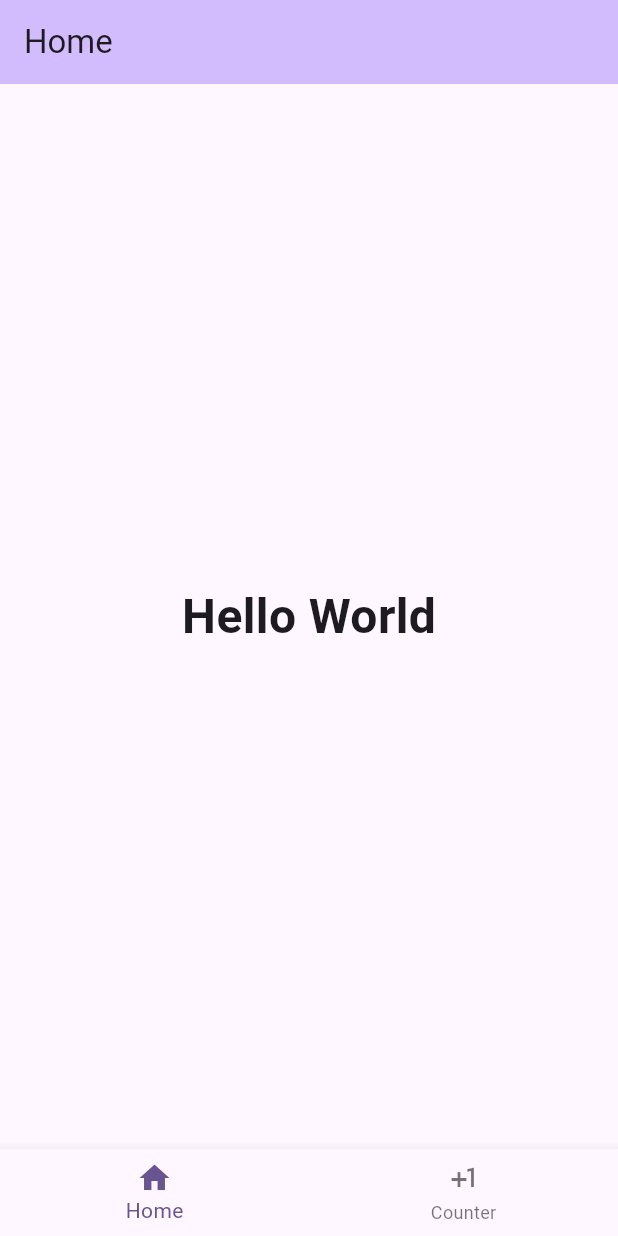
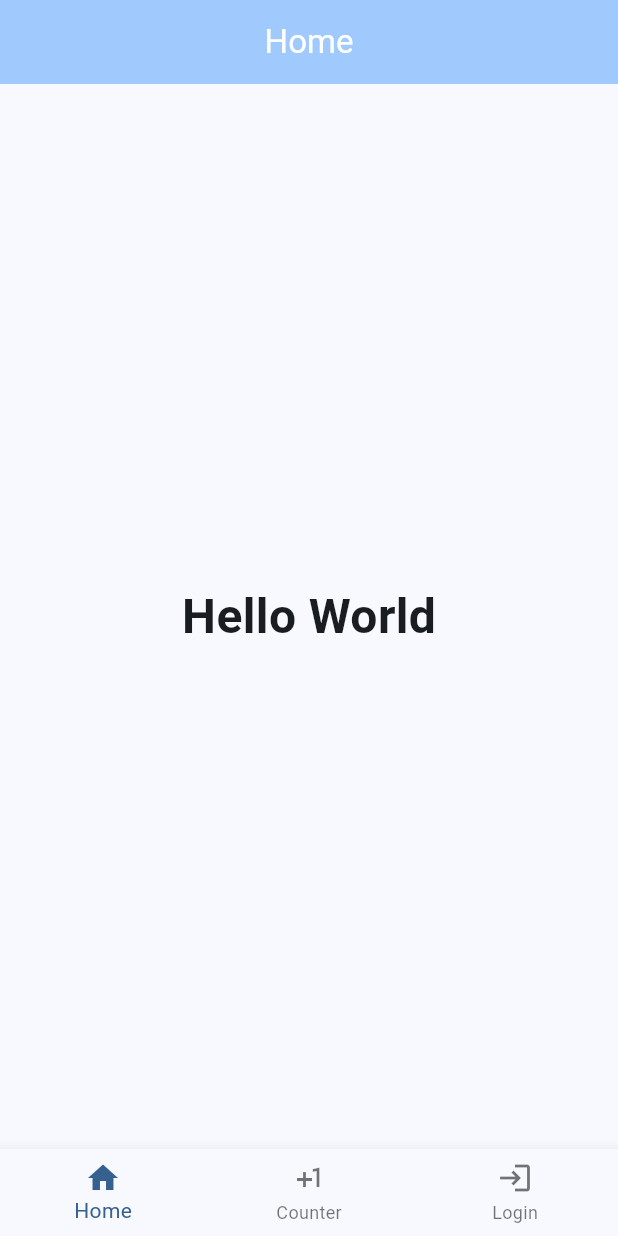
Before and after one commit to EliotAmn/Epitech-AREA, a Flutter app: the screen it shows after launch, on a phone screen of 412 x 824 dp. Run offline on Flutter 3.47's test engine with Material 3 defaults, Android fonts, the light colour scheme and no system bars.

Commit message:
feat(mobile): authentication screens (Login & Register) (Front only) (#87)

```diff
--- a/mobile/lib/main.dart
+++ b/mobile/lib/main.dart
@@ -1,6 +1,8 @@
 import 'package:flutter/material.dart';
 import 'pages/home_page.dart';
 import 'pages/counter_page.dart';
+import 'pages/login_page.dart';
+import 'themes.dart';
 
 void main() {
   runApp(const MyApp());
@@ -13,9 +15,8 @@ class MyApp extends StatelessWidget {
   Widget build(BuildContext context) {
     return MaterialApp(
       title: 'Flutter Demo',
-      theme: ThemeData(
-        colorScheme: ColorScheme.fromSeed(seedColor: Colors.deepPurple),
-      ),
+      theme: AppThemes.lightTheme,
+      darkTheme: AppThemes.darkTheme,
       home: const MainNavigation(),
     );
   }
@@ -34,6 +35,7 @@ class _MainNavigationState extends State<MainNavigation> {
   final List<Widget> _pages = [
     const HomePage(),
     const CounterPage(),
+    const LoginPage(),
   ];
 
   void _onItemTapped(int index) {
@@ -56,6 +58,10 @@ class _MainNavigationState extends State<MainNavigation> {
             icon: Icon(Icons.plus_one),
             label: 'Counter',
           ),
+          BottomNavigationBarItem(
+            icon: Icon(Icons.login),
+            label: 'Login',
+          ),
         ],
         currentIndex: _selectedIndex,
         onTap: _onItemTapped,
--- /dev/null
+++ b/mobile/lib/themes.dart
@@ -0,0 +1,41 @@
+import 'package:flutter/material.dart';
+
+class AppThemes {
+  // Define the Light Theme
+  static final ThemeData lightTheme = ThemeData(
+    useMaterial3: true,
+    brightness: Brightness.light,
+    colorScheme: ColorScheme.fromSeed(
+      seedColor: Colors.blue,
+      brightness: Brightness.light,
+    ),
+    appBarTheme: const AppBarTheme(
+      centerTitle: true,
+      backgroundColor: Colors.blue,
+      foregroundColor: Colors.white,
+    ),
+    textTheme: const TextTheme(
+      displayLarge: TextStyle(fontSize: 32, fontWeight: FontWeight.bold),
+      bodyLarge: TextStyle(fontSize: 16, color: Colors.black87),
+    ),
+  );
+
+  // Define the Dark Theme
+  static final ThemeData darkTheme = ThemeData(
+    useMaterial3: true,
+    brightness: Brightness.dark,
+    colorScheme: ColorScheme.fromSeed(
+      seedColor: Colors.blue,
+      brightness: Brightness.dark,
+    ),
+    appBarTheme: const AppBarTheme(
+      centerTitle: true,
+      backgroundColor: Colors.black,
+      foregroundColor: Colors.white,
+    ),
+    textTheme: const TextTheme(
+      displayLarge: TextStyle(fontSize: 32, fontWeight: FontWeight.bold, color: Colors.white),
+      bodyLarge: TextStyle(fontSize: 16, color: Colors.white70),
+    ),
+  );
+}
```
Also changed, not shown: mobile/lib/component/input/input_decorations.dart (added, +38 -0 lines), mobile/lib/pages/login_page.dart (added, +133 -0 lines), mobile/lib/pages/signup_page.dart (added, +84 -0 lines), 1 other file.
